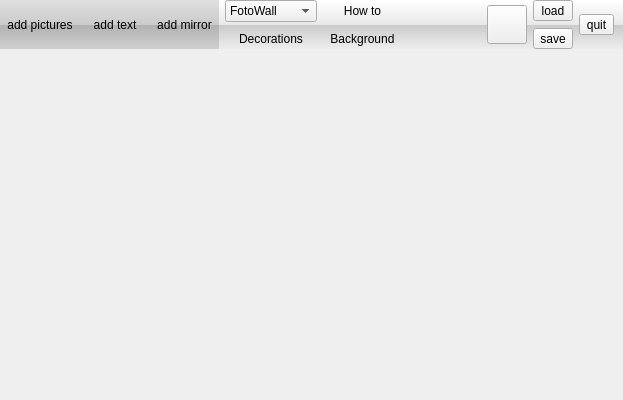
This is FotoWall.ui in enricoros/fotowall as Qt 5 draws it before an edit. The edited form follows.
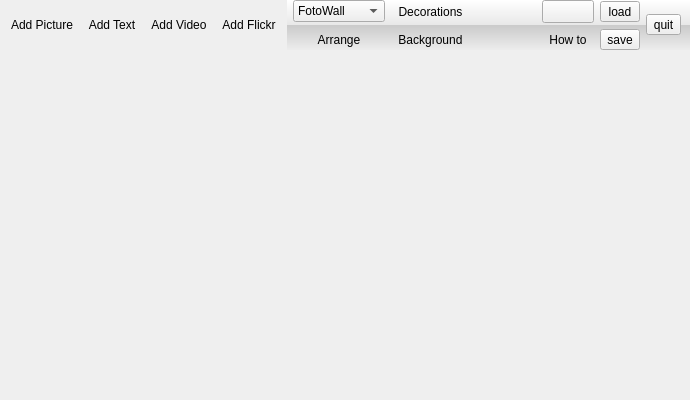
This is the edited form. Icons and pictures are not drawn.

Commit message: Updating GUI, making more space, using actions instead of toolbuttons.

Diff of the .ui file:
```diff
--- a/FotoWall.ui
+++ b/FotoWall.ui
@@ -6,7 +6,7 @@
    <rect>
     <x>0</x>
     <y>0</y>
-    <width>623</width>
+    <width>690</width>
     <height>400</height>
    </rect>
   </property>
@@ -34,160 +34,6 @@
       <property name="bottomMargin">
        <number>0</number>
       </property>
-      <item row="0" column="0" rowspan="2">
-       <widget class="QWidget" name="objContainer" native="true">
-        <property name="palette">
-         <palette>
-          <active>
-           <colorrole role="Base">
-            <brush brushstyle="SolidPattern">
-             <color alpha="255">
-              <red>255</red>
-              <green>255</green>
-              <blue>255</blue>
-             </color>
-            </brush>
-           </colorrole>
-           <colorrole role="Window">
-            <brush brushstyle="SolidPattern">
-             <color alpha="32">
-              <red>0</red>
-              <green>0</green>
-              <blue>0</blue>
-             </color>
-            </brush>
-           </colorrole>
-          </active>
-          <inactive>
-           <colorrole role="Base">
-            <brush brushstyle="SolidPattern">
-             <color alpha="255">
-              <red>255</red>
-              <green>255</green>
-              <blue>255</blue>
-             </color>
-            </brush>
-           </colorrole>
-           <colorrole role="Window">
-            <brush brushstyle="SolidPattern">
-             <color alpha="32">
-              <red>0</red>
-              <green>0</green>
-              <blue>0</blue>
-             </color>
-            </brush>
-           </colorrole>
-          </inactive>
-          <disabled>
-           <colorrole role="Base">
-            <brush brushstyle="SolidPattern">
-             <color alpha="32">
-              <red>0</red>
-              <green>0</green>
-              <blue>0</blue>
-             </color>
-            </brush>
-           </colorrole>
-           <colorrole role="Window">
-            <brush brushstyle="SolidPattern">
-             <color alpha="32">
-              <red>0</red>
-              <green>0</green>
-              <blue>0</blue>
-             </color>
-            </brush>
-           </colorrole>
-          </disabled>
-         </palette>
-        </property>
-        <property name="autoFillBackground">
-         <bool>true</bool>
-        </property>
-        <layout class="QHBoxLayout" name="horizontalLayout_3">
-         <property name="margin">
-          <number>0</number>
-         </property>
-         <item>
-          <widget class="QToolButton" name="addPictures">
-           <property name="toolTip">
-            <string>add picture</string>
-           </property>
-           <property name="text">
-            <string>add pictures</string>
-           </property>
-           <property name="icon">
-            <iconset resource="fotowall.qrc">
-             <normaloff>:/data/add-image.png</normaloff>:/data/add-image.png</iconset>
-           </property>
-           <property name="iconSize">
-            <size>
-             <width>64</width>
-             <height>64</height>
-            </size>
-           </property>
-           <property name="toolButtonStyle">
-            <enum>Qt::ToolButtonIconOnly</enum>
-           </property>
-           <property name="autoRaise">
-            <bool>true</bool>
-           </property>
-          </widget>
-         </item>
-         <item>
-          <widget class="QToolButton" name="addText">
-           <property name="toolTip">
-            <string>add text</string>
-           </property>
-           <property name="text">
-            <string>add text</string>
-           </property>
-           <property name="icon">
-            <iconset resource="fotowall.qrc">
-             <normaloff>:/data/add-text.png</normaloff>:/data/add-text.png</iconset>
-           </property>
-           <property name="iconSize">
-            <size>
-             <width>64</width>
-             <height>64</height>
-            </size>
-           </property>
-           <property name="toolButtonStyle">
-            <enum>Qt::ToolButtonIconOnly</enum>
-           </property>
-           <property name="autoRaise">
-            <bool>true</bool>
-           </property>
-          </widget>
-         </item>
-         <item>
-          <widget class="QToolButton" name="addMirror">
-           <property name="toolTip">
-            <string>add mirror</string>
-           </property>
-           <property name="text">
-            <string>add mirror</string>
-           </property>
-           <property name="icon">
-            <iconset resource="fotowall.qrc">
-             <normaloff>:/data/add-video.png</normaloff>:/data/add-video.png</iconset>
-           </property>
-           <property name="iconSize">
-            <size>
-             <width>64</width>
-             <height>64</height>
-            </size>
-           </property>
-           <property name="toolButtonStyle">
-            <enum>Qt::ToolButtonIconOnly</enum>
-           </property>
-           <property name="autoRaise">
-            <bool>true</bool>
-           </property>
-          </widget>
-         </item>
-        </layout>
-       </widget>
-      </item>
       <item row="0" column="1">
        <widget class="QComboBox" name="projectType">
         <property name="sizePolicy">
@@ -270,7 +116,7 @@
         </property>
        </spacer>
       </item>
-      <item row="0" column="4" rowspan="2">
+      <item row="0" column="5">
        <widget class="QToolButton" name="exportButton">
         <property name="sizePolicy">
          <sizepolicy hsizetype="Preferred" vsizetype="Fixed">
@@ -285,19 +131,13 @@
          <iconset resource="fotowall.qrc">
           <normaloff>:/data/fotowall.png</normaloff>:/data/fotowall.png</iconset>
         </property>
-        <property name="iconSize">
-         <size>
-          <width>32</width>
-          <height>32</height>
-         </size>
-        </property>
         <property name="toolButtonStyle">
          <enum>Qt::ToolButtonTextBesideIcon</enum>
         </property>
        </widget>
       </item>
-      <item row="1" column="1">
-       <widget class="QToolButton" name="decoButton">
+      <item row="1" column="5">
+       <widget class="QToolButton" name="howtoButton">
         <property name="sizePolicy">
          <sizepolicy hsizetype="Preferred" vsizetype="Fixed">
           <horstretch>0</horstretch>
@@ -305,7 +145,7 @@
          </sizepolicy>
         </property>
         <property name="text">
-         <string>Decorations</string>
+         <string>How to</string>
         </property>
         <property name="popupMode">
          <enum>QToolButton::InstantPopup</enum>
@@ -335,7 +175,7 @@
        </widget>
       </item>
       <item row="0" column="2">
-       <widget class="QToolButton" name="howtoButton">
+       <widget class="QToolButton" name="decoButton">
         <property name="sizePolicy">
          <sizepolicy hsizetype="Preferred" vsizetype="Fixed">
           <horstretch>0</horstretch>
@@ -343,7 +183,7 @@
          </sizepolicy>
         </property>
         <property name="text">
-         <string>How to</string>
+         <string>Decorations</string>
         </property>
         <property name="popupMode">
          <enum>QToolButton::InstantPopup</enum>
@@ -353,6 +193,115 @@
         </property>
        </widget>
       </item>
+      <item row="1" column="1">
+       <widget class="QToolButton" name="arrangeButton">
+        <property name="sizePolicy">
+         <sizepolicy hsizetype="Preferred" vsizetype="Fixed">
+          <horstretch>0</horstretch>
+          <verstretch>0</verstretch>
+         </sizepolicy>
+        </property>
+        <property name="text">
+         <string>Arrange</string>
+        </property>
+        <property name="popupMode">
+         <enum>QToolButton::InstantPopup</enum>
+        </property>
+        <property name="autoRaise">
+         <bool>true</bool>
+        </property>
+       </widget>
+      </item>
+      <item row="0" column="0" rowspan="2">
+       <widget class="QToolBar" name="contentToolbar">
+        <property name="sizePolicy">
+         <sizepolicy hsizetype="Minimum" vsizetype="Ignored">
+          <horstretch>0</horstretch>
+          <verstretch>0</verstretch>
+         </sizepolicy>
+        </property>
+        <property name="palette">
+         <palette>
+          <active>
+           <colorrole role="Base">
+            <brush brushstyle="SolidPattern">
+             <color alpha="255">
+              <red>0</red>
+              <green>0</green>
+              <blue>0</blue>
+             </color>
+            </brush>
+           </colorrole>
+           <colorrole role="Window">
+            <brush brushstyle="SolidPattern">
+             <color alpha="32">
+              <red>0</red>
+              <green>0</green>
+              <blue>0</blue>
+             </color>
+            </brush>
+           </colorrole>
+          </active>
+          <inactive>
+           <colorrole role="Base">
+            <brush brushstyle="SolidPattern">
+             <color alpha="255">
+              <red>0</red>
+              <green>0</green>
+              <blue>0</blue>
+             </color>
+            </brush>
+           </colorrole>
+           <colorrole role="Window">
+            <brush brushstyle="SolidPattern">
+             <color alpha="32">
+              <red>0</red>
+              <green>0</green>
+              <blue>0</blue>
+             </color>
+            </brush>
+           </colorrole>
+          </inactive>
+          <disabled>
+           <colorrole role="Base">
+            <brush brushstyle="SolidPattern">
+             <color alpha="32">
+              <red>0</red>
+              <green>0</green>
+              <blue>0</blue>
+             </color>
+            </brush>
+           </colorrole>
+           <colorrole role="Window">
+            <brush brushstyle="SolidPattern">
+             <color alpha="32">
+              <red>0</red>
+              <green>0</green>
+              <blue>0</blue>
+             </color>
+            </brush>
+           </colorrole>
+          </disabled>
+         </palette>
+        </property>
+        <property name="autoFillBackground">
+         <bool>true</bool>
+        </property>
+        <property name="iconSize">
+         <size>
+          <width>48</width>
+          <height>48</height>
+         </size>
+        </property>
+        <property name="floatable">
+         <bool>false</bool>
+        </property>
+        <addaction name="aAddPicture"/>
+        <addaction name="aAddText"/>
+        <addaction name="aAddVideo"/>
+        <addaction name="aAddFlickr"/>
+       </widget>
+      </item>
      </layout>
     </widget>
    </item>
@@ -367,6 +316,54 @@
     </widget>
    </item>
   </layout>
+  <action name="aAddPicture">
+   <property name="icon">
+    <iconset resource="fotowall.qrc">
+     <normaloff>:/data/insert-image.png</normaloff>:/data/insert-image.png</iconset>
+   </property>
+   <property name="text">
+    <string>Add Picture</string>
+   </property>
+   <property name="shortcut">
+    <string>P</string>
+   </property>
+  </action>
+  <action name="aAddText">
+   <property name="icon">
+    <iconset resource="fotowall.qrc">
+     <normaloff>:/data/insert-text.png</normaloff>:/data/insert-text.png</iconset>
+   </property>
+   <property name="text">
+    <string>Add Text</string>
+   </property>
+   <property name="shortcut">
+    <string>T</string>
+   </property>
+  </action>
+  <action name="aAddVideo">
+   <property name="icon">
+    <iconset resource="fotowall.qrc">
+     <normaloff>:/data/insert-video.png</normaloff>:/data/insert-video.png</iconset>
+   </property>
+   <property name="text">
+    <string>Add Video</string>
+   </property>
+   <property name="shortcut">
+    <string>V</string>
+   </property>
+  </action>
+  <action name="aAddFlickr">
+   <property name="icon">
+    <iconset resource="fotowall.qrc">
+     <normaloff>:/data/insert-weblink.png</normaloff>:/data/insert-weblink.png</iconset>
+   </property>
+   <property name="text">
+    <string>Add Flickr</string>
+   </property>
+   <property name="shortcut">
+    <string>F</string>
+   </property>
+  </action>
   <zorder>centralWidget</zorder>
   <zorder>topBar</zorder>
  </widget>
```
The commit also changes 11 other files.
